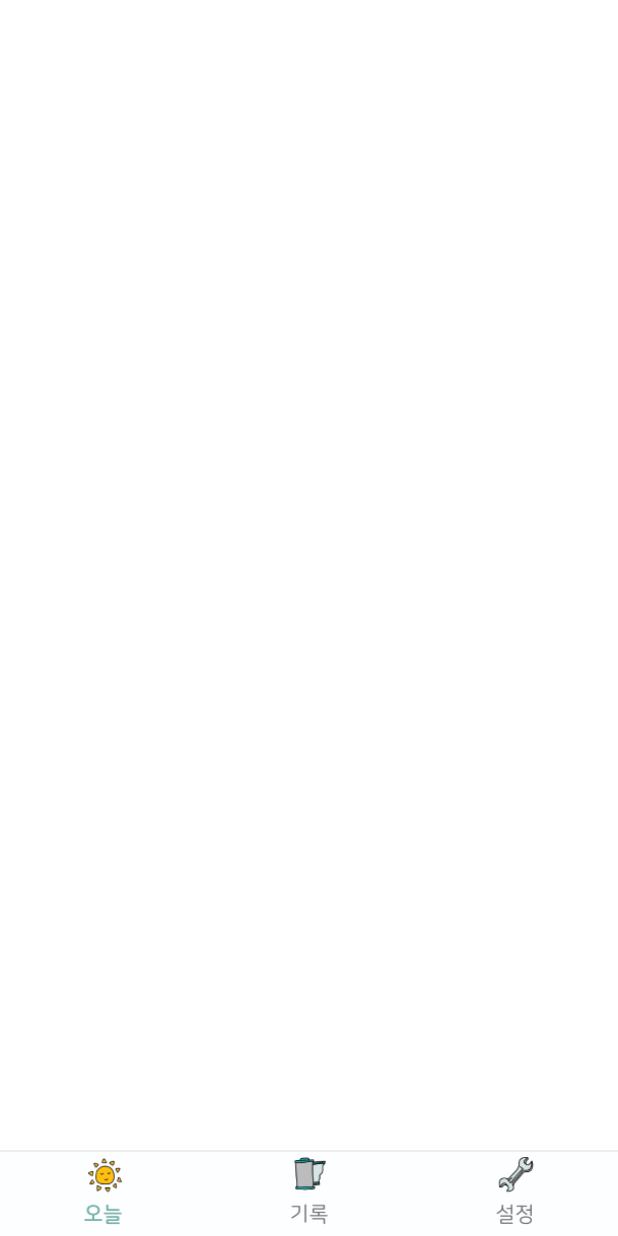
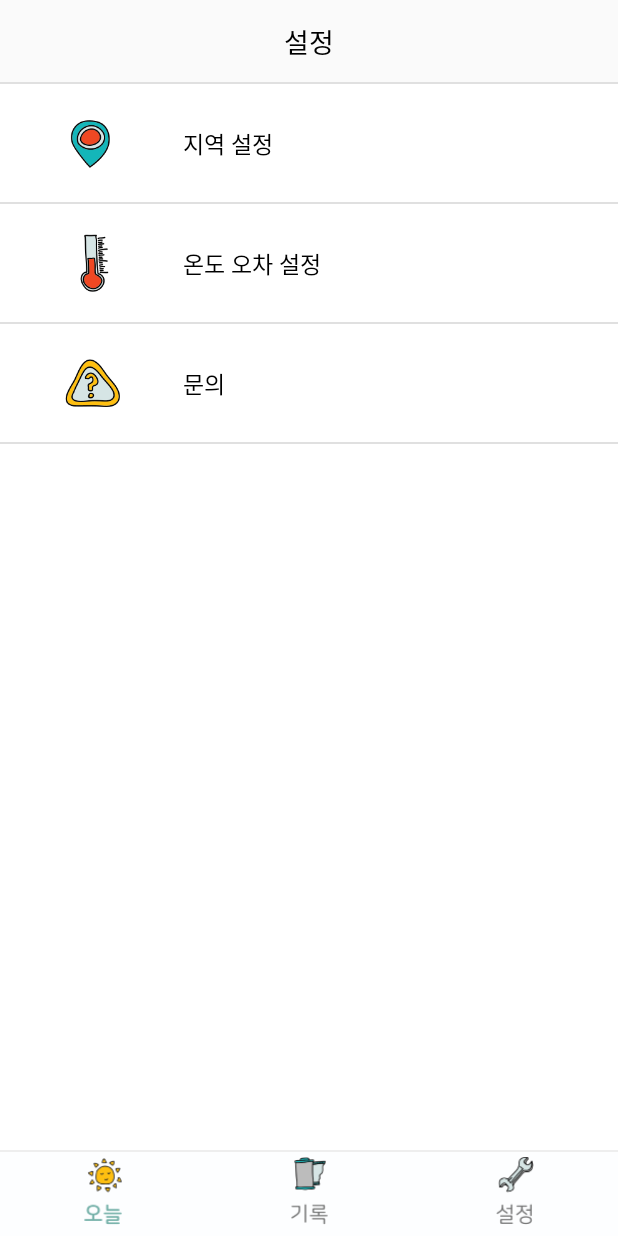
Before and after one commit to sovovy/MyCloset, an Android app: the fragment SettingFragment placed in its activity, on a phone screen of 412 x 824 dp. Run offline under Robolectric (Android 15) with nearby library versions, the phone set to English and light mode, and no system bars.

Commit message:
xml id 수정, 설정 탭 xml 완성!

```diff
--- a/app/src/main/res/layout/activity_add.xml
+++ b/app/src/main/res/layout/activity_add.xml
@@ -6,7 +6,7 @@
     android:layout_height="match_parent">
 
     <RelativeLayout
-        android:id="@+id/relativeLayout"
+        android:id="@+id/add_title_relative"
         android:layout_width="match_parent"
         android:layout_height="56dp"
         android:background="@color/actionBar">
@@ -20,9 +20,9 @@
             android:textColor="@color/titleText"
             android:text="오늘의 기록" />
 
-        <!--회색체크박스넣기-->
+
         <ImageButton
-            android:id="@+id/check_gray"
+            android:id="@+id/add_check_ib"
             android:layout_width="30dp"
             android:layout_height="27dp"
             android:background="@drawable/icon_check"
@@ -42,7 +42,7 @@
         android:layout_width="324dp"
         android:layout_height="wrap_content"
         android:orientation="vertical"
-        app:layout_constraintTop_toBottomOf="@+id/relativeLayout"
+        app:layout_constraintTop_toBottomOf="@+id/add_title_relative"
         app:layout_constraintStart_toStartOf="parent"
         app:layout_constraintEnd_toEndOf="parent"
         android:layout_marginTop="11dp">
@@ -70,7 +70,7 @@
                 android:layout_height="match_parent">
 
                 <Button
-                    android:id="@+id/time_decrement"
+                    android:id="@+id/add_timeDecrement_bt"
                     android:layout_width="30dp"
                     android:layout_height="match_parent"
                     android:background="@null"
@@ -79,7 +79,7 @@
                     android:textColor="#737474"
                     android:textSize="25sp"/>
                 <TextView
-                    android:id="@+id/time_picked"
+                    android:id="@+id/add_timePicker_tv"
                     android:layout_width="173dp"
                     android:layout_height="match_parent"
                     android:background="@android:color/white"
@@ -89,7 +89,7 @@
                     android:fontFamily="@font/nanum_r"/>
 
                 <Button
-                    android:id="@+id/time_increment"
+                    android:id="@+id/add_timeIncrement_bt"
                     android:layout_width="30dp"
                     android:layout_height="match_parent"
                     android:background="@null"
@@ -120,7 +120,7 @@
                     android:layout_width="80dp"
                     android:gravity="center_vertical"/>
                 <ImageView
-                    android:id="@+id/today_weatherImg"
+                    android:id="@+id/add_weather_iv"
                     android:src="@drawable/weather_sun"
                     android:layout_height="33dp"
                     android:layout_width="33dp"/>
@@ -137,7 +137,7 @@
                     android:layout_width="match_parent"
                     android:gravity="center_vertical"/>
                 <TextView
-                    android:id="@+id/today_temperature"
+                    android:id="@+id/add_temper_tv"
                     android:fontFamily="@font/nanum_b"
                     android:textSize="14dp"
                     android:layout_height="match_parent"
@@ -156,7 +156,7 @@
                     android:layout_width="match_parent"
                     android:gravity="center_vertical"/>
                 <TextView
-                    android:id="@+id/today_effectiveTem"
+                    android:id="@+id/add_effectiveTemper_tv"
                     android:fontFamily="@font/nanum_b"
                     android:textSize="14dp"
                     android:layout_height="match_parent"
@@ -179,9 +179,10 @@
                 android:fontFamily="@font/nanum_b"
                 android:textSize="15dp"
                 android:textColor="@color/titleText"
-                android:textStyle="bold"/>
+                android:textStyle="bold"
+                android:gravity="center_vertical"/>
             <EditText
-                android:id="@+id/record_outer"
+                android:id="@+id/add_outer_et"
                 android:layout_width="match_parent"
                 android:layout_height="match_parent"
                 android:fontFamily="@font/nanum_r"
@@ -204,9 +205,10 @@
                 android:fontFamily="@font/nanum_b"
                 android:textSize="15dp"
                 android:textColor="@color/titleText"
-                android:textStyle="bold"/>
+                android:textStyle="bold"
+                android:gravity="center_vertical"/>
             <EditText
-                android:id="@+id/record_top"
+                android:id="@+id/add_top_et"
                 android:layout_width="match_parent"
                 android:layout_height="match_parent"
                 android:fontFamily="@font/nanum_r"
@@ -231,7 +233,7 @@
                 android:textColor="@color/titleText"
                 android:textStyle="bold"/>
             <EditText
-                android:id="@+id/record_bottom"
+                android:id="@+id/add_bottom_et"
                 android:layout_width="match_parent"
                 android:layout_height="match_parent"
                 android:fontFamily="@font/nanum_r"
@@ -256,7 +258,7 @@
                 android:textColor="@color/titleText"
                 android:textStyle="bold"/>
             <EditText
-                android:id="@+id/record_memo"
+                android:id="@+id/add_memo_et"
                 android:layout_width="match_parent"
                 android:layout_height="match_parent"
                 android:fontFamily="@font/nanum_r"
--- a/app/src/main/res/layout/fragment_setting.xml
+++ b/app/src/main/res/layout/fragment_setting.xml
@@ -1,6 +1,140 @@
 <?xml version="1.0" encoding="utf-8"?>
-<android.support.constraint.ConstraintLayout
-    xmlns:android="http://schemas.android.com/apk/res/android" android:layout_width="match_parent"
-    android:layout_height="match_parent">
+<android.support.constraint.ConstraintLayout xmlns:android="http://schemas.android.com/apk/res/android"
+    android:layout_width="match_parent"
+    android:layout_height="match_parent"
+    android:background="#ffffff"
+    xmlns:app="http://schemas.android.com/apk/res-auto">
+
+    <RelativeLayout
+        android:id="@+id/setting_title_relative"
+        android:layout_width="match_parent"
+        android:layout_height="56dp"
+        android:background="@color/actionBar">
+
+        <TextView
+            android:layout_width="wrap_content"
+            android:layout_height="wrap_content"
+            android:layout_centerInParent="true"
+            android:textSize="18sp"
+            android:fontFamily="@font/nanum_eb"
+            android:textColor="@color/titleText"
+            android:text="설정" />
+
+        <View
+            android:layout_width="match_parent"
+            android:layout_height="1dp"
+            android:background ="@color/basicLine"
+            android:layout_alignParentBottom="true"/>
+
+    </RelativeLayout>
+
+    <android.support.constraint.ConstraintLayout
+        android:id="@+id/setting_location_constraint"
+        android:layout_width="match_parent"
+        android:layout_height="80dp"
+        app:layout_constraintTop_toBottomOf="@id/setting_title_relative">
+
+        <ImageView
+            android:id="@+id/setting_location_iv"
+            android:layout_width="40dp"
+            android:layout_height="40dp"
+            android:background="@drawable/icon_location"
+            android:layout_alignParentBottom="true"
+            app:layout_constraintLeft_toLeftOf="parent"
+            app:layout_constraintTop_toTopOf="parent"
+            app:layout_constraintBottom_toBottomOf="parent"
+            app:layout_constraintRight_toLeftOf="@id/setting_location_tv"/>
+
+        <TextView
+            android:id="@+id/setting_location_tv"
+            android:layout_width="290dp"
+            android:layout_height="match_parent"
+            android:text="지역 설정"
+            android:textSize="15sp"
+            android:fontFamily="@font/nanum_b"
+            android:textColor="@color/titleText"
+            app:layout_constraintRight_toRightOf="parent"
+            android:gravity="center_vertical"/>
+
+        <View
+            android:layout_width="match_parent"
+            android:layout_height="1dp"
+            android:background ="@color/basicLine"
+            app:layout_constraintBottom_toBottomOf="parent"/>
+
+    </android.support.constraint.ConstraintLayout>
+
+    <android.support.constraint.ConstraintLayout
+        android:id="@+id/setting_tempError_constraint"
+        android:layout_width="match_parent"
+        android:layout_height="80dp"
+        app:layout_constraintTop_toBottomOf="@id/setting_location_constraint">
+
+        <ImageView
+            android:id="@+id/setting_tempError_iv"
+            android:layout_width="40dp"
+            android:layout_height="40dp"
+            android:background="@drawable/icon_temper"
+            android:layout_alignParentBottom="true"
+            app:layout_constraintLeft_toLeftOf="parent"
+            app:layout_constraintTop_toTopOf="parent"
+            app:layout_constraintBottom_toBottomOf="parent"
+            app:layout_constraintRight_toLeftOf="@id/setting_tempError_tv"/>
+
+        <TextView
+            android:id="@+id/setting_tempError_tv"
+            android:layout_width="290dp"
+            android:layout_height="match_parent"
+            android:text="온도 오차 설정"
+            android:textSize="15sp"
+            android:fontFamily="@font/nanum_b"
+            android:textColor="@color/titleText"
+            app:layout_constraintRight_toRightOf="parent"
+            android:gravity="center_vertical"/>
+
+        <View
+            android:layout_width="match_parent"
+            android:layout_height="1dp"
+            android:background ="@color/basicLine"
+            app:layout_constraintBottom_toBottomOf="parent"/>
+
+    </android.support.constraint.ConstraintLayout>
+
+    <android.support.constraint.ConstraintLayout
+        android:id="@+id/setting_question_constraint"
+        android:layout_width="match_parent"
+        android:layout_height="80dp"
+        app:layout_constraintTop_toBottomOf="@id/setting_tempError_constraint">
+
+        <ImageView
+            android:id="@+id/setting_question_iv"
+            android:layout_width="40dp"
+            android:layout_height="40dp"
+            android:background="@drawable/icon_question"
+            android:layout_alignParentBottom="true"
+            app:layout_constraintLeft_toLeftOf="parent"
+            app:layout_constraintTop_toTopOf="parent"
+            app:layout_constraintBottom_toBottomOf="parent"
+            app:layout_constraintRight_toLeftOf="@id/setting_question_tv"/>
+
+        <TextView
+            android:id="@+id/setting_question_tv"
+            android:layout_width="290dp"
+            android:layout_height="match_parent"
+            android:text="문의"
+            android:textSize="15sp"
+            android:fontFamily="@font/nanum_b"
+            android:textColor="@color/titleText"
+            app:layout_constraintRight_toRightOf="parent"
+            android:gravity="center_vertical"/>
+
+        <View
+            android:layout_width="match_parent"
+            android:layout_height="1dp"
+            android:background ="@color/basicLine"
+            app:layout_constraintBottom_toBottomOf="parent"/>
+
+    </android.support.constraint.ConstraintLayout>
+
 
 </android.support.constraint.ConstraintLayout>
--- a/app/src/main/res/layout/fragment_today.xml
+++ b/app/src/main/res/layout/fragment_today.xml
@@ -2,6 +2,7 @@
 <android.support.constraint.ConstraintLayout xmlns:android="http://schemas.android.com/apk/res/android"
     android:layout_width="match_parent"
     android:layout_height="match_parent"
+    android:background="#ffffff"
     xmlns:app="http://schemas.android.com/apk/res-auto">
     <!-- actionBar -->
     <android.support.constraint.ConstraintLayout
```
Also changed, not shown: app/src/main/res/drawable-hdpi/icon_location.png (added), app/src/main/res/drawable-hdpi/icon_question.png (added), app/src/main/res/drawable-hdpi/icon_temper.png (added), app/src/main/res/drawable-mdpi/icon_location.png (added), app/src/main/res/drawable-mdpi/icon_question.png (added), app/src/main/res/drawable-mdpi/icon_temper.png (added), app/src/main/res/drawable-xhdpi/icon_location.png (added), app/src/main/res/drawable-xhdpi/icon_question.png (added), app/src/main/res/drawable-xhdpi/icon_temper.png (added), app/src/main/res/drawable-xxhdpi/icon_location.png (added), app/src/main/res/drawable-xxhdpi/icon_question.png (added), app/src/main/res/drawable-xxhdpi/icon_temper.png (added), app/src/main/res/drawable-xxxhdpi/icon_location.png (added), app/src/main/res/drawable-xxxhdpi/icon_question.png (added), 1 more files.
